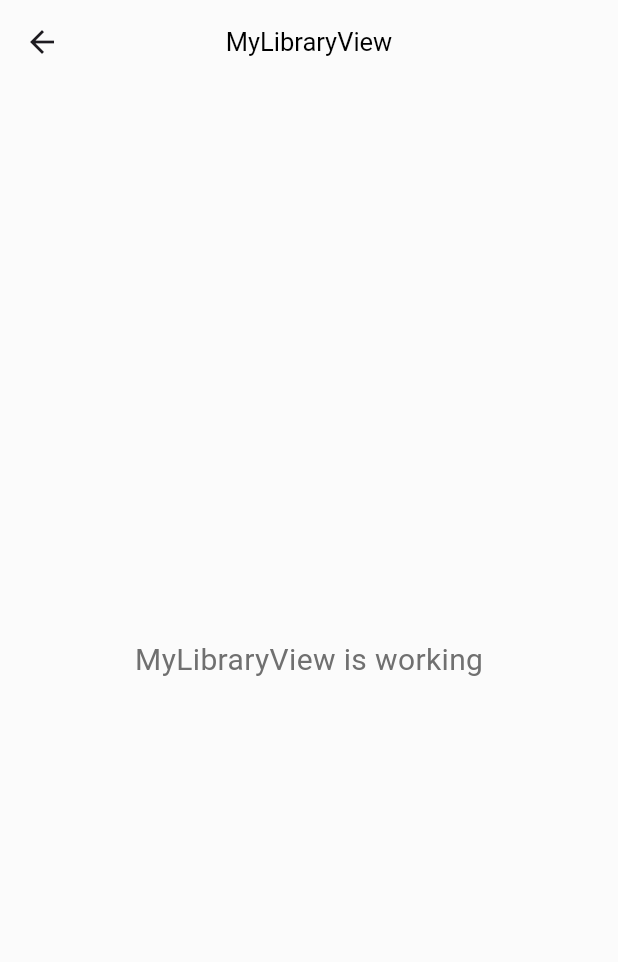
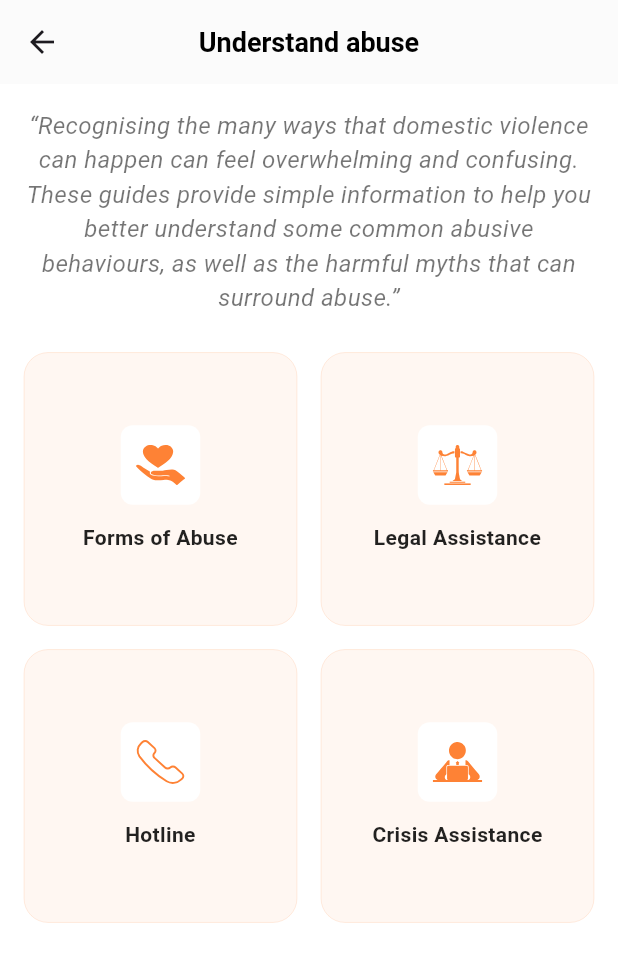
Before and after one commit to jushkinbekrashidovich/wecare, a Flutter app: the MyLibraryView screen opened by its route, on a phone screen of 412 x 824 dp. Shown: the top 962 px of the screen. Run offline on Flutter 3.47's test engine with Material 3 defaults, Android fonts, the phone set to English and light mode, and no system bars; our stand-ins replace cloud_firestore, confetti, firebase_core, flutter_svg, get, shared_preferences and 2 more; accounts and stored records are empty; statements that could not run were skipped.

Commit message:
added my library page

```diff
--- /dev/null
+++ b/lib/app/modules/abuse_forms/views/abuse_forms_view.dart
@@ -0,0 +1,81 @@
+import 'package:flutter/material.dart';
+
+import 'package:get/get.dart';
+
+import '../../../const/abuse_forms.dart';
+import '../controllers/abuse_forms_controller.dart';
+
+class AbuseFormsView extends GetView<AbuseFormsController> {
+  const AbuseFormsView({super.key});
+  @override
+  Widget build(BuildContext context) {
+    return  Scaffold(
+      appBar: AppBar(
+        title: const Text("Short Definitions"),
+        centerTitle: true,
+      ),
+      body: Padding(
+        padding: const EdgeInsets.all(12.0),
+        child: ListView(
+          children: const [
+            AbuseFormsQA(
+              title: "Domestic Violence",
+              description:
+              "Domestic violence is defined by the use of power and control in a close family or intimate relationship and can look like any or many different types of abuse. It can happen to anyone of any age, gender, ethnicity, sexuality, religion, and regardless of how much money you have."+
+
+               "\nDomestic violence can happen anywhere. It might happen inside someone’s home or somewhere else. It can happen online."
+
+           "\nYou might have heard domestic violence used most often to describe abuse within marriages or romantic relationships, but it can also happen in other close relationships such as by parents, adult children-to-parents, siblings, and in-laws."
+
+            ),
+            SizedBox(
+              height: 10,
+            ),
+            AbuseFormsQA(
+              title: "Controlling Behavior",
+              description:
+              "Controlling behavior is when someone forces you to do what they want against your will. As part of domestic violence, controlling behavior is usually made up of many individual acts which stop you from following your own wants and needs."+
+                  "\nIt can affect specific parts of your life, like how you spend money, when you see friends and family, or how you behave, or it may affect many areas."+
+                "\nExamples of controlling behavior: "+
+                "\n->Making it difficult or impossible to see your friends and family."+
+               "\n->Depriving you of your basic needs, such as food, sleep, or medical help."+
+            "\n->Controlling how you are seen by others (for example, choosing your clothes or telling you what you can and cannot say)."+
+           "\n->Making your money (see also FINANCIAL ABUSE)."+
+        "\n->Stopping you from using a car (such as by taking the keys) or public transport (taking money or bus passes away)."+
+    "\n->Not allowing you to have a job or acting in ways that are aimed at getting you fired, or not allowing you to get an education or pursue your interests."+
+    "\n->Monitoring your phone or computer use or calling or texting non-stop.",
+            ),
+            SizedBox(
+              height: 10,
+            ),
+            AbuseFormsQA(title: "Physical Abuse", description:
+            "If someone is violent or physically harms you in any way, this is physical abuse. "+
+                "\nThis doesn’t just mean hitting. They may shove you, hold you down in some way, stop you from leaving a room, or throw things at you. They could use weapons or objects. They could slap, kick, burn, or stab you."
+                "\nPhysical abuse may start with something like a shove or a grab, punching a wall, or hurting a pet. Physical abuse can get worse over time or it can stay at the same level of severity. It can also become less severe as other forms of abuse become more pronounced. Physical abuse may start or escalate during pregnancy."+
+
+                "\n➡ The person being abusive may blame it on drugs or alcohol. They may try to blame it on your actions, saying you made them angry or upset so they lost control. They may be or seem very upset about their behavior and promise never to do it again "
+                "\n➡ Va ilovadan chiqmasdan o'quv markaz joylashgan manzilini aniqlashingiz mumkin"
+                "\n➡ o'quv markazda mavjud bo'lgan o'quv kurslari",
+              ),
+            SizedBox(height: 10,),
+            AbuseFormsQA(title: "Yaqindagi kurslar bu qanday ishlaydi?", description: "Uyingizdan chiqmasdan siz o'zingizga yaqin bo'lgan kurslarni ilova orqali topishingiz mumkin!. Yaqindagi kurslar bu sizga sizga yaqin bo'lgan barcha o'quv markazlar joylashuvini xaritada ko'rsatadi. Ularni ustiga bosib ular haqida ma'lumot olishingiz mumkin"),
+            SizedBox(height: 10,),
+            AbuseFormsQA(
+                title: "E'lonni saqlab qo'yish imkoni mavjudmi?",
+                description:
+                "Har bir e'lonni 'saqlash' belgisini bosgan holda saqlanganlar ro'yxatiga qo'shishingiz mumkin va uni tezda topishingiz mumkin."),
+            SizedBox(
+              height: 10,
+            ),
+            AbuseFormsQA(
+                title: "Maqolalar bo'limi nima?",
+                description:
+                "Maqolalar sahifasida ta'limga oid mavzularda maqola va yangiliklar joylab boriladi."),
+
+          ],
+        ),
+      ),
+    );
+
+  }
+}
--- a/lib/app/modules/my_library/views/my_library_view.dart
+++ b/lib/app/modules/my_library/views/my_library_view.dart
@@ -1,7 +1,10 @@
 import 'package:flutter/material.dart';
+import 'package:flutter_svg/svg.dart';
 
 import 'package:get/get.dart';
 
+import '../../../const/theme/app_colors.dart';
+import '../../../routes/app_pages.dart';
 import '../controllers/my_library_controller.dart';
 
 class MyLibraryView extends GetView<MyLibraryController> {
@@ -9,16 +12,126 @@ class MyLibraryView extends GetView<MyLibraryController> {
   @override
   Widget build(BuildContext context) {
     return Scaffold(
+      backgroundColor: Colors.white,
       appBar: AppBar(
-        title: const Text('MyLibraryView'),
-        centerTitle: true,
+        title: Text("Understand abuse", style: TextStyle(fontSize: 18, fontWeight: FontWeight.bold),),
       ),
-      body: const Center(
-        child: Text(
-          'MyLibraryView is working',
-          style: TextStyle(fontSize: 20),
+      body: SafeArea(
+        child: Padding(
+          padding: const EdgeInsets.all(16.0),
+          child: Column(
+            crossAxisAlignment: CrossAxisAlignment.center,
+            children: [
+
+              const Text(
+                '“Recognising the many ways that domestic violence can happen can feel overwhelming and confusing. These guides provide simple information to help you better understand some common abusive behaviours, as well as the harmful myths that can surround abuse.”',
+                textAlign: TextAlign.center,
+                style: TextStyle(
+                  fontSize: 16.0,
+                  color: Colors.black54,
+                  fontStyle: FontStyle.italic,
+
+                ),
+              ),
+              const SizedBox(height: 25),
+              Expanded(
+                child: GridView.count(
+                  crossAxisCount: 2,
+                  crossAxisSpacing: 16.0,
+                  mainAxisSpacing: 16.0,
+                  children: [
+                    _buildHelpCard(
+                      title: 'Forms of Abuse',
+                      iconPath: 'assets/psycho.svg',
+                      ontap: ()
+                       {
+                        Get.toNamed(Routes.ABUSE_FORMS);
+
+                      },
+                    ),
+                    _buildHelpCard(
+                      title: 'Legal Assistance',
+                      iconPath: 'assets/legal.svg',
+                      ontap: ()
+                       {
+
+
+                      },
+                    ),
+                    _buildHelpCard(
+                      title: 'Hotline',
+                      iconPath: 'assets/hotline.svg',
+                      ontap: ()
+                      async {
+                        Get.toNamed(Routes.HOTLINE_NUMBERS);
+                      },
+                    ),
+                    _buildHelpCard(
+                      title: 'Crisis Assistance',
+                      iconPath: 'assets/crisis.svg',
+
+                      ontap: ()
+                       {
+
+                        }
+
+
+                    ),
+                  ],
+                ),
+              ),
+            ],
+          ),
         ),
       ),
     );
   }
+
+  Widget _buildHelpCard({required String title, required String iconPath, required Function ontap}) {
+    return GestureDetector(
+      onTap: () {
+        ontap();
+      },
+
+      child: Container(
+
+        decoration: BoxDecoration(
+            color: const Color(0xFFFFF7F2),
+            borderRadius: BorderRadius.circular(16.0),
+            border: Border.all(color: AppColors.mainOrangeColor, width: 0.1)
+
+        ),
+        child: Column(
+          mainAxisAlignment: MainAxisAlignment.center,
+          children: [
+            Container(
+              height: 53,
+              width: 53,
+              padding: EdgeInsets.all(10),
+              decoration: BoxDecoration(
+                  color: AppColors.white,
+                  borderRadius: BorderRadius.circular(8)
+
+              ),
+              child: SvgPicture.asset(
+                iconPath,
+
+              ),
+            ),
+            const SizedBox(height: 12),
+            Text(
+              title,
+              textAlign: TextAlign.center,
+              style: const TextStyle(
+                fontSize: 14.0,
+                fontWeight: FontWeight.w600,
+                color: Colors.black87,
+              ),
+            ),
+          ],
+        ),
+      ),
+    );
+
 }
+}
--- a/lib/app/routes/app_pages.dart
+++ b/lib/app/routes/app_pages.dart
@@ -1,5 +1,7 @@
 import 'package:get/get.dart';
 
+import '../modules/abuse_forms/bindings/abuse_forms_binding.dart';
+import '../modules/abuse_forms/views/abuse_forms_view.dart';
 import '../modules/blogs_page/blog_post_details/bindings/blog_post_details_binding.dart';
 import '../modules/blogs_page/blog_post_details/views/blog_post_details_view.dart';
 import '../modules/blogs_page/blogs/bindings/blogs_binding.dart';
@@ -121,5 +123,10 @@ class AppPages {
       page: () => const MyLibraryView(),
       binding: MyLibraryBinding(),
     ),
+    GetPage(
+      name: _Paths.ABUSE_FORMS,
+      page: () => const AbuseFormsView(),
+      binding: AbuseFormsBinding(),
+    ),
   ];
 }
--- a/lib/app/routes/app_routes.dart
+++ b/lib/app/routes/app_routes.dart
@@ -19,6 +19,7 @@ abstract class Routes {
   static const MOTIVATION_SCROLL = _Paths.MOTIVATION_SCROLL;
   static const EXCHANGE = _Paths.EXCHANGE;
   static const MY_LIBRARY = _Paths.MY_LIBRARY;
+  static const ABUSE_FORMS = _Paths.ABUSE_FORMS;
 }
 
 abstract class _Paths {
@@ -39,4 +40,5 @@ abstract class _Paths {
   static const MOTIVATION_SCROLL = '/motivation-scroll';
   static const EXCHANGE = '/exchange';
   static const MY_LIBRARY = '/my-library';
+  static const ABUSE_FORMS = '/abuse-forms';
 }
```
Also changed, not shown: lib/app/const/abuse_forms.dart (added, +34 -0 lines), lib/app/modules/abuse_forms/bindings/abuse_forms_binding.dart (added, +12 -0 lines), lib/app/modules/abuse_forms/controllers/abuse_forms_controller.dart (added, +23 -0 lines).
